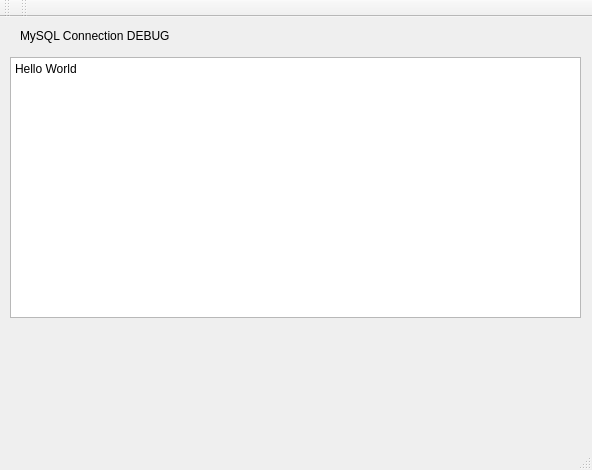
First picture: the form in Qt/mainwindow.ui, repository JaredTS486/Inventory-Management, before the edit.
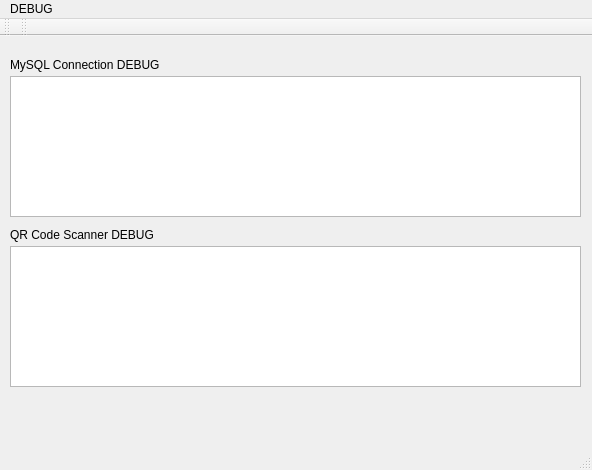
Second picture: the form after the edit.

Commit message: Main window, add debug for database and scanner output

```diff
--- a/Qt/mainwindow.ui
+++ b/Qt/mainwindow.ui
@@ -17,8 +17,8 @@
    <widget class="QLabel" name="label">
     <property name="geometry">
      <rect>
-      <x>20</x>
-      <y>10</y>
+      <x>10</x>
+      <y>20</y>
       <width>251</width>
       <height>17</height>
      </rect>
@@ -33,11 +33,37 @@
       <x>10</x>
       <y>40</y>
       <width>571</width>
-      <height>261</height>
+      <height>141</height>
      </rect>
     </property>
     <property name="plainText">
-     <string>Hello World</string>
+     <string/>
+    </property>
+   </widget>
+   <widget class="QPlainTextEdit" name="SCANNER_DEBUG">
+    <property name="geometry">
+     <rect>
+      <x>10</x>
+      <y>210</y>
+      <width>571</width>
+      <height>141</height>
+     </rect>
+    </property>
+    <property name="plainText">
+     <string/>
+    </property>
+   </widget>
+   <widget class="QLabel" name="label_2">
+    <property name="geometry">
+     <rect>
+      <x>10</x>
+      <y>190</y>
+      <width>251</width>
+      <height>17</height>
+     </rect>
+    </property>
+    <property name="text">
+     <string>QR Code Scanner DEBUG</string>
     </property>
    </widget>
   </widget>
@@ -50,6 +76,12 @@
      <height>23</height>
     </rect>
    </property>
+   <widget class="QMenu" name="menuDEBUG">
+    <property name="title">
+     <string>DEBUG</string>
+    </property>
+   </widget>
+   <addaction name="menuDEBUG"/>
   </widget>
   <widget class="QToolBar" name="mainToolBar">
    <attribute name="toolBarArea">
```
Left out of the diff: 2 changed lines with no effect on the pictures. The commit also changes 3 other files.
